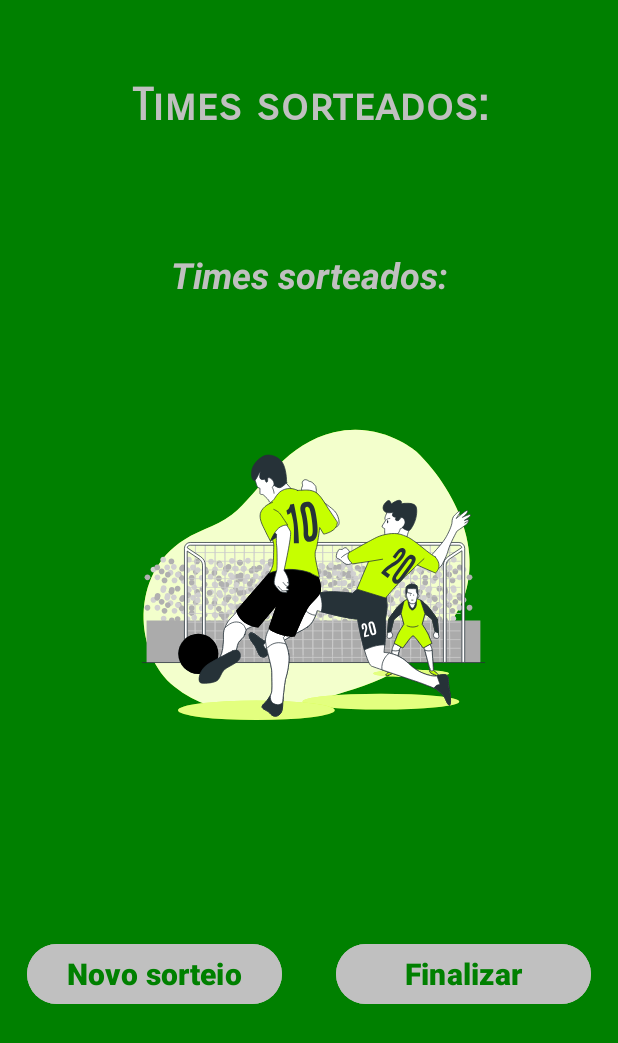
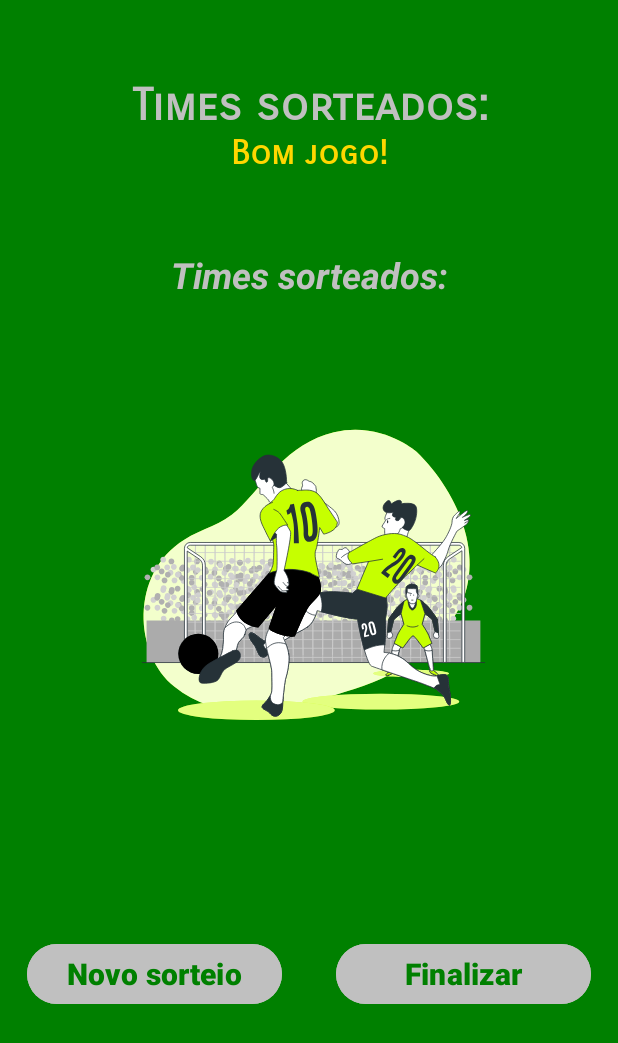
Before and after one commit to Wpompeo/Sorteador_de_times, an Android app: the ResultTeams screen opened directly, with no data from a screen before it, on a phone screen of 412 x 824 dp. Shown: the top 1043 px of the screen. Run offline under Robolectric (Android 15) with nearby library versions, the phone set to English and light mode, and no system bars; 1 statement that could not run was skipped.

Commit message:
Adjust commit "text screen result"

```diff
--- a/app/src/main/res/layout/activity_result_teams.xml
+++ b/app/src/main/res/layout/activity_result_teams.xml
@@ -24,6 +24,19 @@
         app:layout_constraintStart_toStartOf="parent"
         app:layout_constraintTop_toTopOf="parent"
         app:layout_constraintVertical_bias="0.066" />
+
+    <TextView
+        android:layout_width="match_parent"
+        android:layout_height="wrap_content"
+        android:text="Bom jogo!"
+        android:fontFamily="sans-serif-smallcaps"
+        android:textAlignment="center"
+        android:textColor="@color/gold"
+        android:textSize="22dp"
+        android:textStyle="bold"
+        app:layout_constraintEnd_toEndOf="parent"
+        app:layout_constraintStart_toStartOf="parent"
+        app:layout_constraintTop_toBottomOf="@+id/tv_titleThird" />
 
     <TextView
         android:id="@+id/tv_result"
```
